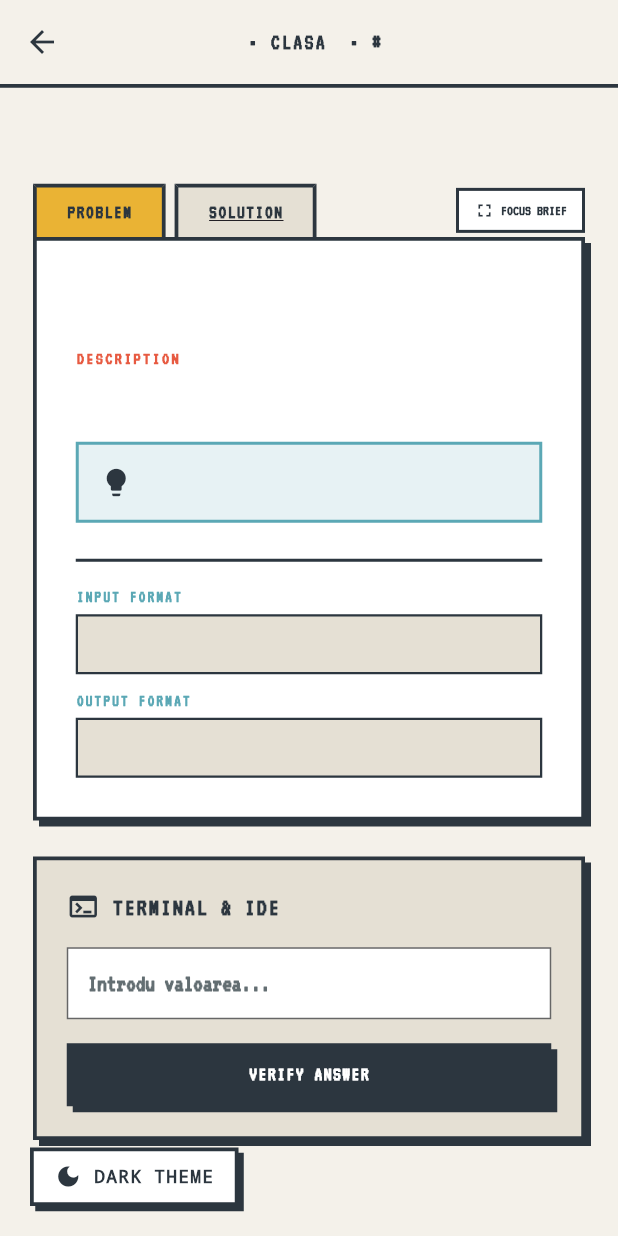
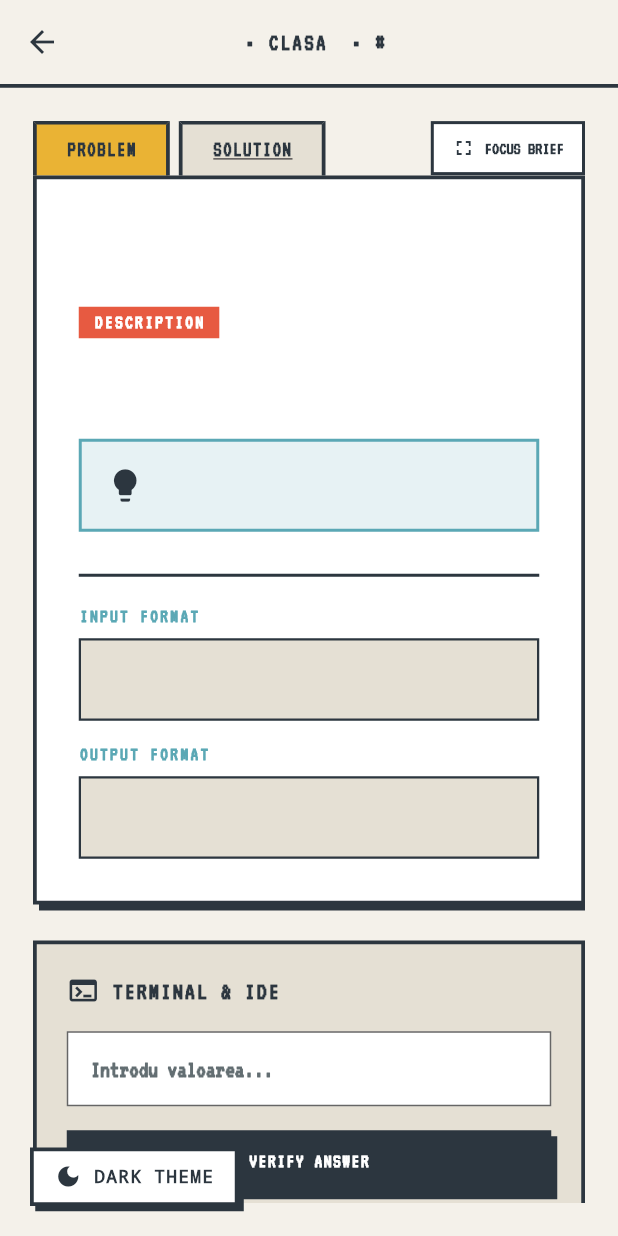
Before and after one commit to Ahmad1827/iMeditatii, a Flutter app: the ExerciseDetailScreen screen opened directly with empty values, on a phone screen of 412 x 824 dp. Run offline on Flutter 3.47's test engine with Material 3 defaults, Android fonts, the phone set to English and light mode, and no system bars; our stand-ins replace cached_network_image, cloud_firestore, cloud_functions, firebase_auth, firebase_core, firebase_storage and 7 more; missing offline and left inert: agora_rtc_engine; accounts and stored records are empty.

Commit message:
font size fix and fetch fix

```diff
--- a/lib/exercise_detail_screen.dart
+++ b/lib/exercise_detail_screen.dart
@@ -17,7 +17,7 @@ class CppSyntaxController extends TextEditingController {
   final TextStyle defaultStyle = const TextStyle(
     fontFamily: 'monospace',
     color: Color(0xFFECEFF4),
-    fontSize: 14.5,
+    fontSize: 15.0,
     height: 1.5,
     fontWeight: FontWeight.w600,
   );
@@ -219,7 +219,6 @@ class _ExerciseDetailScreenState extends State<ExerciseDetailScreen> {
   final TextEditingController _answerController = TextEditingController();
   final FocusNode _editorFocusNode = FocusNode();
 
-  // Undo / Redo Stacks
   final List<TextEditingValue> _undoStack = [];
   final List<TextEditingValue> _redoStack = [];
   bool _isUndoingOrRedoing = false;
@@ -309,28 +308,22 @@ class _ExerciseDetailScreenState extends State<ExerciseDetailScreen> {
     return lastNewline == -1 ? pos + 1 : pos - lastNewline;
   }
 
-  // ----------------------------------------------------
-  // SMART KEYBOARD HANDLER (TAB, UNINDENT, '}', ENTER, CTRL+Z/Y)
-  // ----------------------------------------------------
   KeyEventResult _handleEditorKey(FocusNode node, KeyEvent event) {
     if (event is KeyDownEvent) {
       final isControlOrCmd = HardwareKeyboard.instance.isControlPressed || HardwareKeyboard.instance.isMetaPressed;
       final isShift = HardwareKeyboard.instance.isShiftPressed;
 
-      // 1. Undo: Ctrl + Z
       if (isControlOrCmd && event.logicalKey == LogicalKeyboardKey.keyZ && !isShift) {
         _performUndo();
         return KeyEventResult.handled;
       }
 
-      // 2. Redo: Ctrl + Y sau Ctrl + Shift + Z
       if ((isControlOrCmd && event.logicalKey == LogicalKeyboardKey.keyY) ||
           (isControlOrCmd && event.logicalKey == LogicalKeyboardKey.keyZ && isShift)) {
         _performRedo();
         return KeyEventResult.handled;
       }
 
-      // 3. Tab Key: Inserează 4 spații uniforme în loc să schimbe focusul
       if (event.logicalKey == LogicalKeyboardKey.tab) {
         final text = _codeController.text;
         final selection = _codeController.selection;
@@ -346,7 +339,6 @@ class _ExerciseDetailScreenState extends State<ExerciseDetailScreen> {
         return KeyEventResult.handled;
       }
 
-      // 4. Smart Backspace: Unindent pe nivel de tab (4 spații) la începutul liniei
       if (event.logicalKey == LogicalKeyboardKey.backspace) {
         final text = _codeController.text;
         final selection = _codeController.selection;
@@ -371,7 +363,6 @@ class _ExerciseDetailScreenState extends State<ExerciseDetailScreen> {
         }
       }
 
-      // 5. Smart Closing Brace '}': Dedent automat cu 4 spații pentru aliniere
       if (event.character == '}' || event.logicalKey == LogicalKeyboardKey.braceRight) {
         final text = _codeController.text;
         final selection = _codeController.selection;
@@ -393,7 +384,6 @@ class _ExerciseDetailScreenState extends State<ExerciseDetailScreen> {
         }
       }
 
-      // 6. Smart Enter: Auto-Indentation identică cu linia anterioară
       if (event.logicalKey == LogicalKeyboardKey.enter) {
         final text = _codeController.text;
         final selection = _codeController.selection;
@@ -506,7 +496,7 @@ class _ExerciseDetailScreenState extends State<ExerciseDetailScreen> {
             ),
             content: Text(
               "Trebuie să fii autentificat pentru a rula teste și a salva progresul.",
-              style: TextStyle(fontSize: 14, fontWeight: FontWeight.bold, color: AppColors.ink),
+              style: TextStyle(fontSize: 15, fontWeight: FontWeight.bold, color: AppColors.ink),
             ),
             actions: [
               RetroButton(
@@ -548,7 +538,7 @@ class _ExerciseDetailScreenState extends State<ExerciseDetailScreen> {
             backgroundColor: AppColors.bg,
             appBar: AppBar(backgroundColor: AppColors.bg, iconTheme: IconThemeData(color: AppColors.ink), elevation: 0),
             body: Center(
-              child: Text("QUEST NOT FOUND.", style: TextStyle(fontSize: 20, fontWeight: FontWeight.w900, color: AppColors.ink)),
+              child: Text("QUEST NOT FOUND.", style: TextStyle(fontSize: 22, fontWeight: FontWeight.w900, color: AppColors.ink)),
             ),
           );
         }
@@ -558,7 +548,7 @@ class _ExerciseDetailScreenState extends State<ExerciseDetailScreen> {
           appBar: AppBar(
             title: Text(
               "${widget.subject.toUpperCase()} • CLASA ${widget.grade} • #${widget.id}",
-              style: TextStyle(color: AppColors.ink, fontWeight: FontWeight.w900, letterSpacing: 1.5, fontSize: 15),
+              style: TextStyle(color: AppColors.ink, fontWeight: FontWeight.w900, letterSpacing: 1.5, fontSize: 16),
             ),
             backgroundColor: AppColors.bg,
             iconTheme: IconThemeData(color: AppColors.ink),
@@ -574,7 +564,7 @@ class _ExerciseDetailScreenState extends State<ExerciseDetailScreen> {
               // STANDARD SPLIT VIEW
               Center(
                 child: ConstrainedBox(
-                  constraints: const BoxConstraints(maxWidth: 1380),
+                  constraints: const BoxConstraints(maxWidth: 1440),
                   child: LayoutBuilder(
                     builder: (context, constraints) {
                       final isWide = constraints.maxWidth > 920;
@@ -618,24 +608,24 @@ class _ExerciseDetailScreenState extends State<ExerciseDetailScreen> {
                   padding: const EdgeInsets.all(24),
                   child: Center(
                     child: ConstrainedBox(
-                      constraints: const BoxConstraints(maxWidth: 900),
+                      constraints: const BoxConstraints(maxWidth: 960),
                       child: Container(
                         decoration: BoxDecoration(
                           color: AppColors.cardBg,
                           border: Border.all(color: AppColors.border, width: 3),
                           boxShadow: [BoxShadow(color: AppColors.shadow, offset: const Offset(6, 6))],
                         ),
-                        padding: const EdgeInsets.all(32),
+                        padding: const EdgeInsets.all(36),
                         child: Column(
                           crossAxisAlignment: CrossAxisAlignment.start,
                           children: [
                             Row(
                               children: [
                                 Container(
-                                  padding: const EdgeInsets.symmetric(horizontal: 10, vertical: 4),
+                                  padding: const EdgeInsets.symmetric(horizontal: 12, vertical: 6),
                                   color: AppColors.sunset,
                                   child: const Text("PROBLEM FOCUS MODE",
-                                      style: TextStyle(color: Colors.white, fontSize: 11, fontWeight: FontWeight.w900)),
+                                      style: TextStyle(color: Colors.white, fontSize: 13, fontWeight: FontWeight.w900)),
                                 ),
                                 const Spacer(),
                                 RetroButton(
@@ -647,7 +637,7 @@ class _ExerciseDetailScreenState extends State<ExerciseDetailScreen> {
                                 )
                               ],
                             ),
-                            const SizedBox(height: 20),
+                            const SizedBox(height: 24),
                             Expanded(child: SingleChildScrollView(child: _buildEnuntContent())),
                           ],
                         ),
@@ -672,13 +662,13 @@ class _ExerciseDetailScreenState extends State<ExerciseDetailScreen> {
                     children: [
                       // Task Sidebar
                       Container(
-                        width: 380,
+                        width: 420,
                         decoration: BoxDecoration(
                           color: AppColors.cardBg,
                           border: Border.all(color: AppColors.border, width: 2.5),
                           boxShadow: [BoxShadow(color: AppColors.shadow, offset: const Offset(4, 4))],
                         ),
-                        padding: const EdgeInsets.all(20),
+                        padding: const EdgeInsets.all(24),
                         child: SingleChildScrollView(
                           child: Column(
                             crossAxisAlignment: CrossAxisAlignment.start,
@@ -686,24 +676,24 @@ class _ExerciseDetailScreenState extends State<ExerciseDetailScreen> {
                               Row(
                                 mainAxisAlignment: MainAxisAlignment.spaceBetween,
                                 children: [
-                                  Text("QUEST BRIEF", style: TextStyle(fontWeight: FontWeight.w900, fontSize: 13, color: AppColors.sunset)),
-                                  Text("#${widget.id}", style: TextStyle(fontWeight: FontWeight.w900, color: AppColors.ink)),
+                                  Text("QUEST BRIEF", style: TextStyle(fontWeight: FontWeight.w900, fontSize: 14, color: AppColors.sunset)),
+                                  Text("#${widget.id}", style: TextStyle(fontWeight: FontWeight.w900, fontSize: 15, color: AppColors.ink)),
                                 ],
                               ),
-                              const SizedBox(height: 12),
+                              const SizedBox(height: 14),
                               Text(
                                 exerciseData!["title"]?.toUpperCase() ?? "QUEST",
-                                style: TextStyle(fontSize: 18, fontWeight: FontWeight.w900, color: AppColors.ink),
+                                style: TextStyle(fontSize: 22, fontWeight: FontWeight.w900, color: AppColors.ink),
                               ),
-                              const SizedBox(height: 12),
+                              const SizedBox(height: 16),
                               Text(
                                 exerciseData!["description"] ?? "",
-                                style: TextStyle(fontSize: 14, color: AppColors.ink, height: 1.5, fontWeight: FontWeight.w600),
+                                style: TextStyle(fontSize: 16, color: AppColors.ink, height: 1.6, fontWeight: FontWeight.w600),
                               ),
                               if (exerciseData!["input"] != null) ...[
-                                const SizedBox(height: 16),
+                                const SizedBox(height: 20),
                                 _buildCodeSpecBlock("INPUT FORMAT", exerciseData!["input"]),
-                                const SizedBox(height: 10),
+                                const SizedBox(height: 14),
                                 _buildCodeSpecBlock("OUTPUT FORMAT", exerciseData!["output"]),
                               ],
                             ],
@@ -782,16 +772,16 @@ class _ExerciseDetailScreenState extends State<ExerciseDetailScreen> {
             GestureDetector(
               onTap: () => setState(() => isFullScreenProblem = true),
               child: Container(
-                padding: const EdgeInsets.symmetric(horizontal: 10, vertical: 6),
+                padding: const EdgeInsets.symmetric(horizontal: 12, vertical: 8),
                 decoration: BoxDecoration(
                   color: AppColors.cardBg,
                   border: Border.all(color: AppColors.border, width: 2),
                 ),
                 child: Row(
                   children: [
-                    Icon(Icons.fullscreen, size: 14, color: AppColors.ink),
-                    const SizedBox(width: 4),
-                    Text("FOCUS BRIEF", style: TextStyle(fontSize: 10, fontWeight: FontWeight.w900, color: AppColors.ink)),
+                    Icon(Icons.fullscreen, size: 16, color: AppColors.ink),
+                    const SizedBox(width: 6),
+                    Text("FOCUS BRIEF", style: TextStyle(fontSize: 12, fontWeight: FontWeight.w900, color: AppColors.ink)),
                   ],
                 ),
               ),
@@ -804,7 +794,7 @@ class _ExerciseDetailScreenState extends State<ExerciseDetailScreen> {
             border: Border.all(color: AppColors.border, width: 2.5),
             boxShadow: [BoxShadow(color: AppColors.shadow, offset: const Offset(4, 4))],
           ),
-          padding: const EdgeInsets.all(26),
+          padding: const EdgeInsets.all(28),
           child: selectedTab == "enunt" ? _buildEnuntContent() : _buildSolutieContent(),
         ),
       ],
@@ -828,7 +818,7 @@ class _ExerciseDetailScreenState extends State<ExerciseDetailScreen> {
         child: Text(
           label,
           style: TextStyle(
-            fontSize: 13,
+            fontSize: 14,
             fontWeight: FontWeight.w900,
             color: isSelected && AppColors.isDark ? const Color(0xFF10161A) : AppColors.ink,
             letterSpacing: 1.0,
@@ -845,34 +835,45 @@ class _ExerciseDetailScreenState extends State<ExerciseDetailScreen> {
       children: [
         Text(
           exerciseData!["title"]?.toUpperCase() ?? "UNTITLED QUEST",
-          style: TextStyle(fontSize: 22, fontWeight: FontWeight.w900, color: AppColors.ink, height: 1.2),
+          style: TextStyle(fontSize: 26, fontWeight: FontWeight.w900, color: AppColors.ink, height: 1.25),
         ),
-        const SizedBox(height: 20),
-        Text(
-          "DESCRIPTION",
-          style: TextStyle(fontSize: 12, fontWeight: FontWeight.w900, color: AppColors.sunset, letterSpacing: 1.5),
+        const SizedBox(height: 24),
+        Container(
+          padding: const EdgeInsets.symmetric(horizontal: 10, vertical: 4),
+          color: AppColors.sunset,
+          child: const Text(
+            "DESCRIPTION",
+            style: TextStyle(fontSize: 13, fontWeight: FontWeight.w900, color: Colors.white, letterSpacing: 1.5),
+          ),
         ),
-        const SizedBox(height: 6),
+        const SizedBox(height: 12),
         Text(
           exerciseData!["description"] ?? "Fără descriere disponibilă.",
-          style: TextStyle(fontSize: 15, color: AppColors.ink, fontWeight: FontWeight.w600, height: 1.6),
+          style: TextStyle(
+            fontSize: 18,
+            color: AppColors.ink,
+            fontWeight: FontWeight.w600,
+            height: 1.7,
+            letterSpacing: 0.2,
+          ),
         ),
         if (exerciseData!["hint"] != null) ...[
-          const SizedBox(height: 20),
+          const SizedBox(height: 24),
           Container(
-            padding: const EdgeInsets.all(14),
+            padding: const EdgeInsets.all(16),
             decoration: BoxDecoration(
               color: AppColors.sky.withOpacity(0.15),
               border: Border.all(color: AppColors.sky, width: 2),
             ),
             child: Row(
+              crossAxisAlignment: CrossAxisAlignment.start,
               children: [
-                Icon(Icons.lightbulb, color: AppColors.ink, size: 22),
-                const SizedBox(width: 12),
+                Icon(Icons.lightbulb, color: AppColors.ink, size: 26),
+                const SizedBox(width: 14),
                 Expanded(
                   child: Text(
                     exerciseData!["hint"],
-                    style: TextStyle(fontSize: 13, color: AppColors.ink, fontWeight: FontWeight.bold),
+                    style: TextStyle(fontSize: 16, color: AppColors.ink, fontWeight: FontWeight.bold, height: 1.5),
                   ),
                 ),
               ],
@@ -880,11 +881,11 @@ class _ExerciseDetailScreenState extends State<ExerciseDetailScreen> {
           )
         ],
         if (exerciseData!["tip_exercitiu"] == "cod" || exerciseData!["input"] != null) ...[
-          const SizedBox(height: 24),
+          const SizedBox(height: 28),
           Container(height: 2, color: AppColors.border),
-          const SizedBox(height: 18),
+          const SizedBox(height: 20),
           _buildCodeSpecBlock("INPUT FORMAT", exerciseData!["input"] ?? "-"),
-          const SizedBox(height: 12),
+          const SizedBox(height: 16),
           _buildCodeSpecBlock("OUTPUT FORMAT", exerciseData!["output"] ?? "-"),
         ],
       ],
@@ -896,12 +897,12 @@ class _ExerciseDetailScreenState extends State<ExerciseDetailScreen> {
     return Column(
       crossAxisAlignment: CrossAxisAlignment.start,
       children: [
-        Text("MASTER'S SOLUTION", style: TextStyle(fontSize: 18, fontWeight: FontWeight.w900, color: AppColors.ink)),
-        const SizedBox(height: 16),
+        Text("MASTER'S SOLUTION", style: TextStyle(fontSize: 20, fontWeight: FontWeight.w900, color: AppColors.ink)),
+        const SizedBox(height: 18),
         if (offSol != null && offSol["code"] != null)
           Container(
             width: double.infinity,
-            padding: const EdgeInsets.all(16),
+            padding: const EdgeInsets.all(18),
             decoration: BoxDecoration(
               color: const Color(0xFF1B242B),
               border: Border.all(color: AppColors.border, width: 2.5),
@@ -911,16 +912,16 @@ class _ExerciseDetailScreenState extends State<ExerciseDetailScreen> {
               style: const TextStyle(
                 fontFamily: 'monospace',
                 color: Color(0xFF55EFC4),
-                fontSize: 13,
+                fontSize: 15,
                 fontWeight: FontWeight.bold,
-                height: 1.5,
+                height: 1.55,
               ),
             ),
           )
         else
           Text(
             "Acest exercițiu nu are o rezolvare oficială încărcată.",
-            style: TextStyle(fontSize: 14, color: AppColors.ink, fontWeight: FontWeight.bold),
+            style: TextStyle(fontSize: 16, color: AppColors.ink, fontWeight: FontWeight.bold),
           ),
       ],
     );
@@ -932,14 +933,17 @@ class _ExerciseDetailScreenState extends State<ExerciseDetailScreen> {
       children: [
         Text(
           title,
-          style: TextStyle(fontSize: 11, fontWeight: FontWeight.w900, color: AppColors.sky, letterSpacing: 1.5),
+          style: TextStyle(fontSize: 13, fontWeight: FontWeight.w900, color: AppColors.sky, letterSpacing: 1.5),
         ),
-        const SizedBox(height: 6),
+        const SizedBox(height: 8),
         Container(
           width: double.infinity,
-          padding: const EdgeInsets.all(12),
+          padding: const EdgeInsets.symmetric(horizontal: 16, vertical: 14),
           decoration: BoxDecoration(color: AppColors.cloud, border: Border.all(color: AppColors.border, width: 1.5)),
-          child: Text(content, style: TextStyle(fontSize: 13, color: AppColors.ink, fontWeight: FontWeight.w700)),
+          child: Text(
+            content,
+            style: TextStyle(fontSize: 16, color: AppColors.ink, fontWeight: FontWeight.w700, height: 1.5),
+          ),
         ),
       ],
     );
@@ -1012,19 +1016,19 @@ class _ExerciseDetailScreenState extends State<ExerciseDetailScreen> {
               },
               child: Container(
                 width: double.infinity,
-                padding: const EdgeInsets.symmetric(horizontal: 16, vertical: 14),
+                padding: const EdgeInsets.symmetric(horizontal: 16, vertical: 16),
                 decoration: BoxDecoration(
                   color: isSelected ? AppColors.sky : AppColors.cardBg,
                   border: Border.all(color: AppColors.border, width: 2),
                 ),
                 child: Row(
                   children: [
-                    Icon(isSelected ? Icons.check_box : Icons.check_box_outline_blank, color: AppColors.ink, size: 20),
-                    const SizedBox(width: 12),
+                    Icon(isSelected ? Icons.check_box : Icons.check_box_outline_blank, color: AppColors.ink, size: 22),
+                    const SizedBox(width: 14),
                     Expanded(
                       child: Text(
                         varianta,
-                        style: TextStyle(fontSize: 14, color: AppColors.ink, fontWeight: FontWeight.bold),
+                        style: TextStyle(fontSize: 16, color: AppColors.ink, fontWeight: FontWeight.bold),
                       ),
                     ),
                   ],
@@ -1052,13 +1056,14 @@ class _ExerciseDetailScreenState extends State<ExerciseDetailScreen> {
       children: [
         TextField(
           controller: _answerController,
-          style: TextStyle(fontSize: 16, fontWeight: FontWeight.bold, color: AppColors.ink),
+          style: TextStyle(fontSize: 18, fontWeight: FontWeight.bold, color: AppColors.ink),
+          cursorColor: AppColors.isDark ? const Color(0xFF55EFC4) : AppColors.ink,
           decoration: InputDecoration(
             hintText: "Introdu valoarea...",
-            hintStyle: TextStyle(color: AppColors.textMuted),
+            hintStyle: TextStyle(color: AppColors.textMuted, fontSize: 16),
             filled: true,
             fillColor: AppColors.inputBg,
-            contentPadding: const EdgeInsets.all(14),
+            contentPadding: const EdgeInsets.all(16),
             border: OutlineInputBorder(borderRadius: BorderRadius.zero, borderSide: BorderSide(color: AppColors.border, width: 2)),
           ),
         ),
@@ -1088,13 +1093,13 @@ class _ExerciseDetailScreenState extends State<ExerciseDetailScreen> {
             "C++20 (GCC)",
             style: TextStyle(
               color: AppColors.isDark ? const Color(0xFF10161A) : Colors.white,
-              fontSize: 10,
+              fontSize: 11,
               fontWeight: FontWeight.w900,
             ),
           ),
         ),
         const SizedBox(width: 8),
-        Text("LN $line, COL $col", style: TextStyle(fontWeight: FontWeight.w800, fontSize: 11, color: AppColors.ink)),
+        Text("LN $line, COL $col", style: TextStyle(fontWeight: FontWeight.w800, fontSize: 12, color: AppColors.ink)),
         const Spacer(),
         GestureDetector(
           onTap: () => setState(() => isFullScreenCode = !isFullScreenCode),
@@ -1111,7 +1116,7 @@ class _ExerciseDetailScreenState extends State<ExerciseDetailScreen> {
                 Text(
                   isFullScreen ? "EXIT" : "FOCUS MODE",
                   style: TextStyle(
-                    fontSize: 10,
+                    fontSize: 11,
                     fontWeight: FontWeight.w900,
                     color: isFullScreen ? Colors.white : (AppColors.isDark ? const Color(0xFF10161A) : Colors.white),
                   ),
@@ -1153,7 +1158,7 @@ class _ExerciseDetailScreenState extends State<ExerciseDetailScreen> {
     return GestureDetector(
       onTap: onTap,
       child: Container(
-        padding: const EdgeInsets.symmetric(horizontal: 8, vertical: 4),
+        padding: const EdgeInsets.symmetric(horizontal: 10, vertical: 5),
         decoration: BoxDecoration(
           color: AppColors.cardBg,
           border: Border.all(color: isDanger ? AppColors.sunset : AppColors.border, width: 1.5),
@@ -1161,7 +1166,7 @@ class _ExerciseDetailScreenState extends State<ExerciseDetailScreen> {
         child: Text(
           label,
           style: TextStyle(
-            fontSize: 10,
+            fontSize: 11,
             fontWeight: FontWeight.w900,
             color: isDanger ? AppColors.sunset : AppColors.ink,
           ),
@@ -1174,8 +1179,8 @@ class _ExerciseDetailScreenState extends State<ExerciseDetailScreen> {
     final lineCount = '\n'.allMatches(_codeController.text).length + 1;
     final currentLine = _getCurrentLine();
 
-    const double fontSz = 14.5;
-    const double lineH = 1.5;
+    const double fontSz = 15.0;
+    const double lineH = 1.55;
     const strut = StrutStyle(
       fontFamily: 'monospace',
       fontSize: fontSz,
@@ -1191,7 +1196,6 @@ class _ExerciseDetailScreenState extends State<ExerciseDetailScreen> {
       child: Row(
         crossAxisAlignment: CrossAxisAlignment.start,
         children: [
-          // Gutter Line Numbers
           Container(
             width: 48,
             padding: const EdgeInsets.symmetric(vertical: 14),
@@ -1224,8 +1228,6 @@ class _ExerciseDetailScreenState extends State<ExerciseDetailScreen> {
               }),
             ),
           ),
-
-          // Code Text Area with Highlight Selection & Smart Keyboard Handlers
           Expanded(
             child: Focus(
               focusNode: _editorFocusNode,
@@ -1336,8 +1338,8 @@ class _ExerciseDetailScreenState extends State<ExerciseDetailScreen> {
                   ),
                   if (!passed) ...[
                     const SizedBox(height: 6),
-                    Text("EXPECTED: ${t['expected']}", style: const TextStyle(color: Colors.white70, fontSize: 11, fontFamily: 'monospace')),
-                    Text("OUTPUT:   ${t['got']}", style: TextStyle(color: AppColors.sunset, fontSize: 11, fontFamily: 'monospace')),
+                    Text("EXPECTED: ${t['expected']}", style: const TextStyle(color: Colors.white70, fontSize: 12, fontFamily: 'monospace')),
+                    Text("OUTPUT:   ${t['got']}", style: TextStyle(color: AppColors.sunset, fontSize: 12, fontFamily: 'monospace')),
                   ]
                 ],
               ),
@@ -1475,7 +1477,7 @@ class _ExerciseDetailScreenState extends State<ExerciseDetailScreen> {
           Expanded(
             child: Text(
               solutionOk ? "QUEST CLEARED! +50 EXP EARNED." : "TESTS FAILED. INSPECT CONSOLE.",
-              style: const TextStyle(color: Colors.white, fontSize: 13, fontWeight: FontWeight.w900, letterSpacing: 1.0),
+              style: const TextStyle(color: Colors.white, fontSize: 14, fontWeight: FontWeight.w900, letterSpacing: 1.0),
             ),
           ),
         ],
--- a/lib/main.dart
+++ b/lib/main.dart
@@ -7,7 +7,7 @@ import 'package:flutter_web_plugins/url_strategy.dart';
 import 'package:flutter_dotenv/flutter_dotenv.dart';
 import 'firebase_options.dart';
 
-import 'theme_manager.dart'; // <-- Import ThemeManager
+import 'theme_manager.dart';
 
 import 'home_screen.dart';
 import 'login_screen.dart';
@@ -40,13 +40,39 @@ import 'seed_problems.dart';
 
 void main() async {
   WidgetsFlutterBinding.ensureInitialized();
-  await dotenv.load(fileName: ".env");
-  await Firebase.initializeApp(
-    options: DefaultFirebaseOptions.currentPlatform,
-  );
-  await ThemeManager.loadTheme(); // Încarcă tema salvată
-  await populeazaCele50DeProbleme();
+  usePathUrlStrategy();
+
+  try {
+    await dotenv.load(fileName: ".env");
+  } catch (e) {
+    debugPrint("DotEnv loading warning: $e");
+  }
+
+  try {
+    await Firebase.initializeApp(
+      options: DefaultFirebaseOptions.currentPlatform,
+    );
+  } catch (e) {
+    debugPrint("Firebase init error: $e");
+  }
+
+  try {
+    await ThemeManager.loadTheme();
+  } catch (e) {
+    debugPrint("ThemeManager error: $e");
+  }
+
+  // 랜derizăm aplicația imediat pentru a preveni ecranul alb
   runApp(const IMeditatiiApp());
+
+  // Rulăm seeder-ul asincron în background cu protecție la erori de rețea/AdBlock
+  try {
+    populeazaCele50DeProbleme().catchError((e) {
+      debugPrint("Seeder warning (ignorat): $e");
+    });
+  } catch (e) {
+    debugPrint("Seeder error: $e");
+  }
 }
 
 final GoRouter _router = GoRouter(
```
